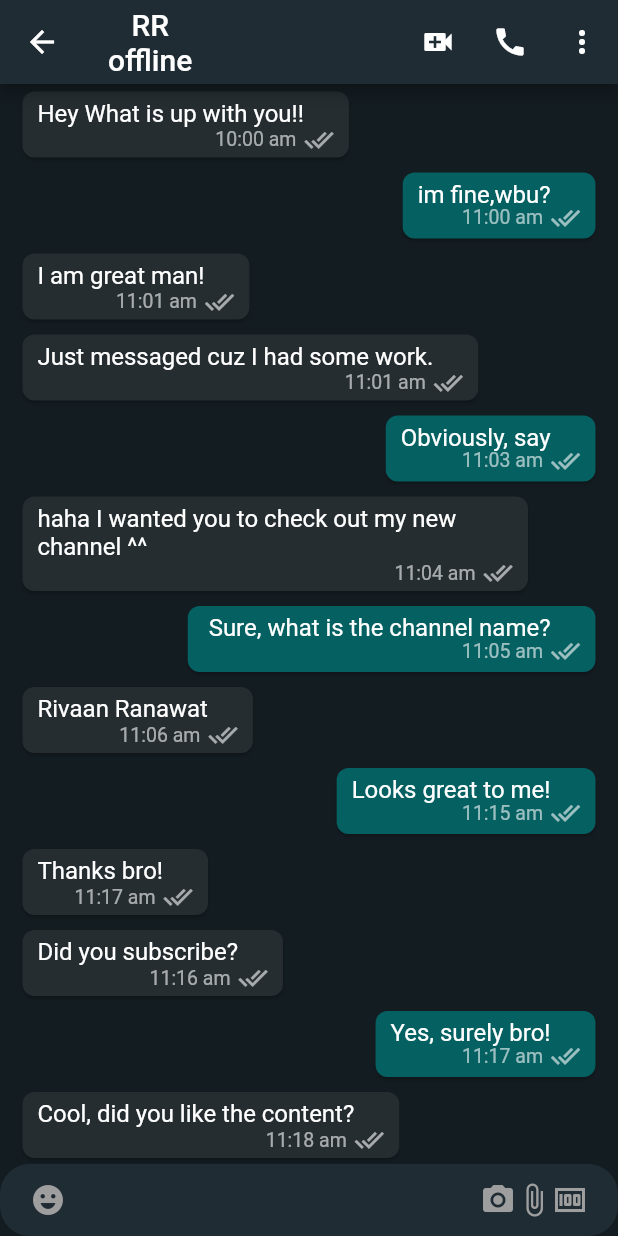
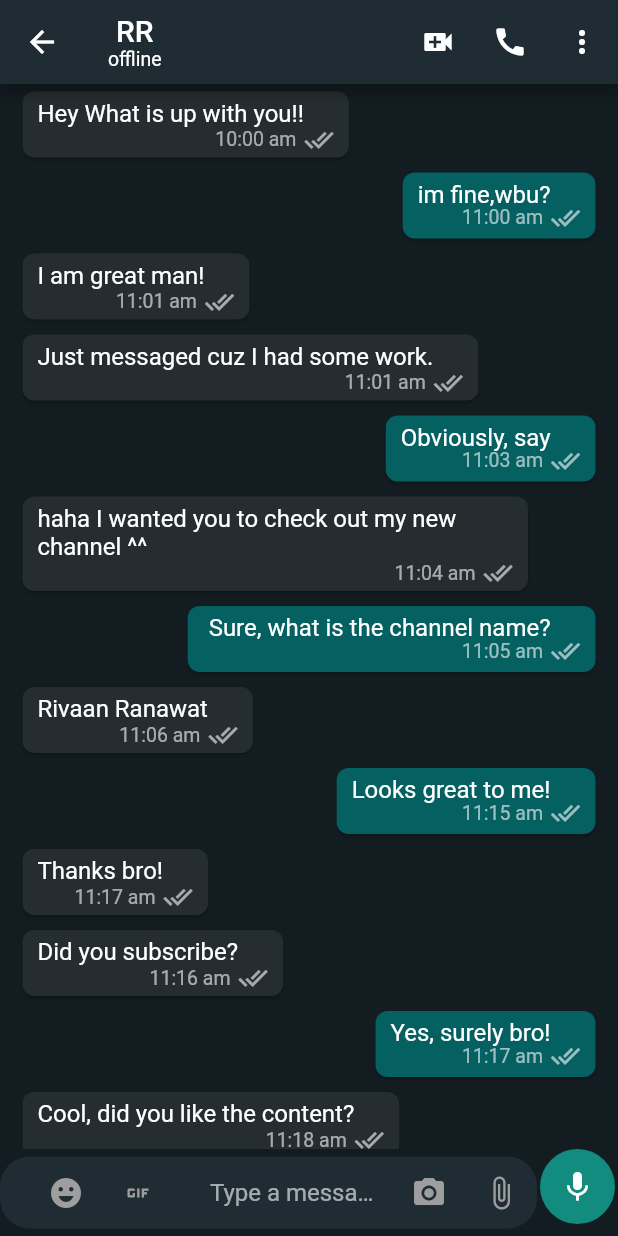
Before and after one commit to Shinobi0607/ShinChat, a Flutter app: the MobileChatScreen screen opened directly, on a phone screen of 412 x 824 dp. Run offline on Flutter 3.47's test engine with Material 2 defaults, Android fonts, the phone set to English and light mode, and no system bars; our stand-ins replace cloud_firestore, country_picker, firebase_auth, firebase_core, firebase_storage, flutter_contacts and 2 more; accounts and stored records are empty.

Commit message:
Chat Screen

```diff
--- a/lib/screens/mobile_chat_screen.dart
+++ b/lib/features/chat/screens/mobile_chat_screen.dart
@@ -1,10 +1,10 @@
-// ignore_for_file: public_member_api_docs, sort_constructors_first
 import 'package:flutter/material.dart';
 import 'package:flutter_riverpod/flutter_riverpod.dart';
 
 import 'package:whatsapp_ui/colors.dart';
 import 'package:whatsapp_ui/common/widgets/loader.dart';
 import 'package:whatsapp_ui/features/auth/controller/auth_controller.dart';
+import 'package:whatsapp_ui/features/chat/widgets/bottom_chat_field.dart';
 import 'package:whatsapp_ui/models/user_model.dart';
 import 'package:whatsapp_ui/widgets/chat_list.dart';
 
@@ -29,11 +29,16 @@ class MobileChatScreen extends ConsumerWidget {
               if (snapshot.connectionState == ConnectionState.waiting) {
                 return const Loader();
               }
+
               return Column(
                 children: [
                   Text(name),
                   Text(
                     snapshot.data!.isOnline ? 'online' : 'offline',
+                    style: const TextStyle(
+                      fontSize: 13.0,
+                      fontWeight: FontWeight.normal,
+                    ),
                   ),
                 ],
               );
@@ -59,48 +64,7 @@ class MobileChatScreen extends ConsumerWidget {
           const Expanded(
             child: ChatList(),
           ),
-          TextField(
-            decoration: InputDecoration(
-              filled: true,
-              fillColor: mobileChatBoxColor,
-              prefixIcon: const Padding(
-                padding: EdgeInsets.symmetric(horizontal: 20.0),
-                child: Icon(
-                  Icons.emoji_emotions,
-                  color: Colors.grey,
-                ),
-              ),
-              suffixIcon: const Padding(
-                padding: EdgeInsets.symmetric(horizontal: 20.0),
-                child: Row(
-                  mainAxisAlignment: MainAxisAlignment.end,
-                  children: [
-                    Icon(
-                      Icons.camera_alt,
-                      color: Colors.grey,
-                    ),
-                    Icon(
-                      Icons.attach_file,
-                      color: Colors.grey,
-                    ),
-                    Icon(
-                      Icons.money,
-                      color: Colors.grey,
-                    ),
-                  ],
-                ),
-              ),
-              hintText: 'Type a message!',
-              border: OutlineInputBorder(
-                borderRadius: BorderRadius.circular(20.0),
-                borderSide: const BorderSide(
-                  width: 0,
-                  style: BorderStyle.none,
-                ),
-              ),
-              contentPadding: const EdgeInsets.all(10),
-            ),
-          ),
+          BottomChatField(),
         ],
       ),
     );
--- /dev/null
+++ b/lib/features/chat/widgets/bottom_chat_field.dart
@@ -0,0 +1,112 @@
+import 'package:flutter/material.dart';
+import 'package:whatsapp_ui/colors.dart';
+
+class BottomChatField extends StatefulWidget {
+  const BottomChatField({
+    super.key,
+  });
+
+  @override
+  State<BottomChatField> createState() => _BottomChatFieldState();
+}
+
+class _BottomChatFieldState extends State<BottomChatField> {
+  bool isShowSendButton = false;
+
+  @override
+  Widget build(BuildContext context) {
+    return Row(
+      children: [
+        Expanded(
+          child: TextFormField(
+            onChanged: (val) {
+              if (val.isNotEmpty) {
+                setState(() {
+                  isShowSendButton = true;
+                });
+              } else {
+                setState(() {
+                  isShowSendButton = false;
+                });
+              }
+            },
+            decoration: InputDecoration(
+              filled: true,
+              fillColor: mobileChatBoxColor,
+              prefixIcon: Padding(
+                padding: const EdgeInsets.symmetric(horizontal: 20.0),
+                child: SizedBox(
+                  width: 100,
+                  child: Row(
+                    children: [
+                      IconButton(
+                        onPressed: () {},
+                        icon: const Icon(
+                          Icons.emoji_emotions,
+                          color: Colors.grey,
+                        ),
+                      ),
+                      IconButton(
+                        onPressed: () {},
+                        icon: const Icon(
+                          Icons.gif,
+                          color: Colors.grey,
+                        ),
+                      ),
+                    ],
+                  ),
+                ),
+              ),
+              suffixIcon: SizedBox(
+                width: 100,
+                child: Row(
+                  mainAxisAlignment: MainAxisAlignment.end,
+                  children: [
+                    IconButton(
+                      onPressed: () {},
+                      icon: const Icon(
+                        Icons.camera_alt,
+                        color: Colors.grey,
+                      ),
+                    ),
+                    IconButton(
+                      onPressed: () {},
+                      icon: const Icon(
+                        Icons.attach_file,
+                        color: Colors.grey,
+                      ),
+                    ),
+                  ],
+                ),
+              ),
+              hintText: 'Type a message!',
+              border: OutlineInputBorder(
+                borderRadius: BorderRadius.circular(20.0),
+                borderSide: const BorderSide(
+                  width: 0,
+                  style: BorderStyle.none,
+                ),
+              ),
+              contentPadding: const EdgeInsets.all(10),
+            ),
+          ),
+        ),
+        Padding(
+          padding: const EdgeInsets.only(
+            bottom: 8,
+            right: 2,
+            left: 2,
+          ),
+          child: CircleAvatar(
+            backgroundColor: const Color(0xFF128C7E),
+            radius: 25,
+            child: Icon(
+              isShowSendButton ? Icons.send : Icons.mic,
+              color: Colors.white,
+            ),
+          ),
+        )
+      ],
+    );
+  }
+}
--- a/lib/features/select_contacts/repository/select_contact_repository.dart
+++ b/lib/features/select_contacts/repository/select_contact_repository.dart
@@ -4,7 +4,7 @@ import 'package:flutter_contacts/flutter_contacts.dart';
 import 'package:flutter_riverpod/flutter_riverpod.dart';
 import 'package:whatsapp_ui/common/utils/utils.dart';
 import 'package:whatsapp_ui/models/user_model.dart';
-import 'package:whatsapp_ui/screens/mobile_chat_screen.dart';
+import 'package:whatsapp_ui/features/chat/screens/mobile_chat_screen.dart';
 
 final selectContactRepositoryProvider = Provider(
     (ref) => SelectContactRepository(firestore: FirebaseFirestore.instance),);
--- a/lib/router.dart
+++ b/lib/router.dart
@@ -4,7 +4,7 @@ import 'package:whatsapp_ui/features/auth/screens/login_screen.dart';
 import 'package:whatsapp_ui/features/auth/screens/otp_screen.dart';
 import 'package:whatsapp_ui/features/auth/screens/user_information_screen.dart';
 import 'package:whatsapp_ui/features/select_contacts/screens/select_contacts_screen.dart';
-import 'package:whatsapp_ui/screens/mobile_chat_screen.dart';
+import 'package:whatsapp_ui/features/chat/screens/mobile_chat_screen.dart';
 
 Route<dynamic> generateRoute(RouteSettings settings) {
   switch (settings.name) {
--- a/lib/widgets/contacts_list.dart
+++ b/lib/widgets/contacts_list.dart
@@ -1,7 +1,7 @@
 import 'package:flutter/material.dart';
 import 'package:whatsapp_ui/colors.dart';
 import 'package:whatsapp_ui/info.dart';
-import 'package:whatsapp_ui/screens/mobile_chat_screen.dart';
+import 'package:whatsapp_ui/features/chat/screens/mobile_chat_screen.dart';
 
 class ContactsList extends StatelessWidget {
   const ContactsList({
--- a/pubspec.yaml
+++ b/pubspec.yaml
@@ -42,6 +42,7 @@ dependencies:
   flutter_riverpod: ^2.4.1
   image_picker: ^1.0.4
   flutter_contacts: ^1.1.7+1
+  uuid: ^4.1.0
 
 dev_dependencies:
   flutter_test:
```
Also changed, not shown: lib/common/enum/message_enum.dart (added, +30 -0 lines), lib/features/chat/controller/chat_controller.dart (added, +25 -0 lines), lib/features/chat/repository/chat_repository.dart (added, +144 -0 lines), lib/models/chat_contact.dart (added, +37 -0 lines), lib/models/message.dart (added, +44 -0 lines), pubspec.lock.
